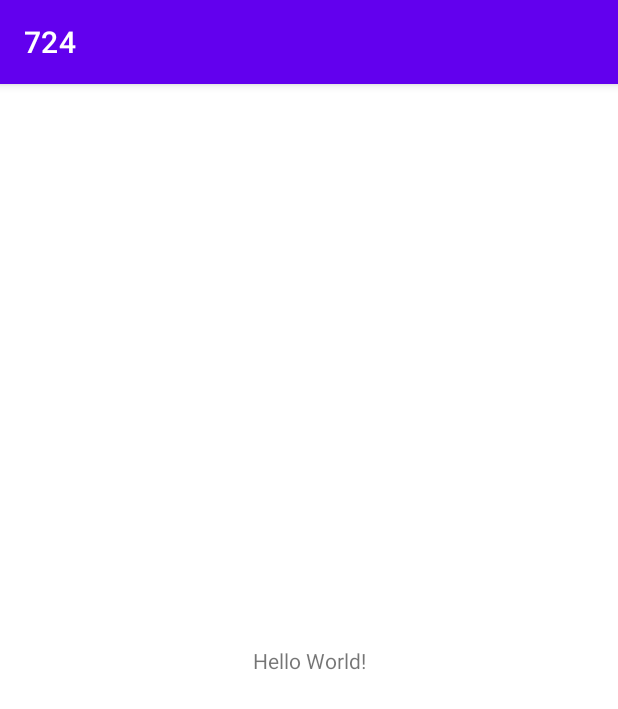
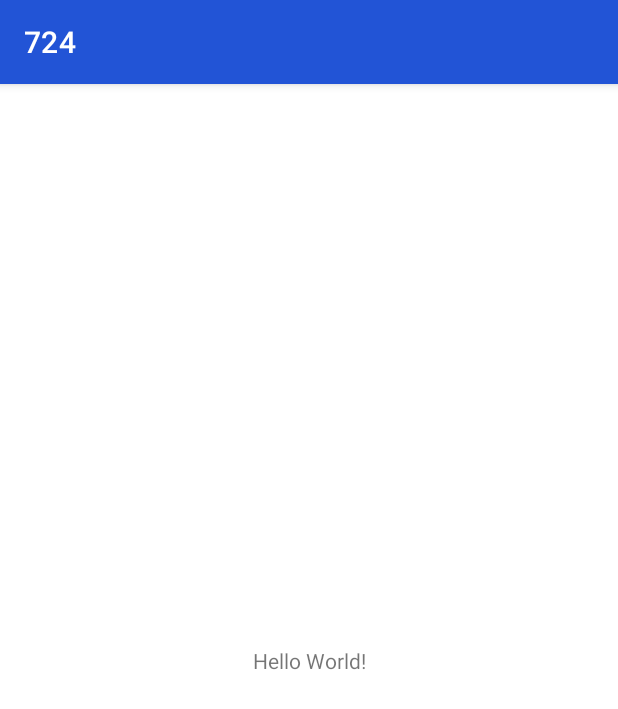
Before and after one commit to OsqueeRana/724, an Android app: the MainActivity screen opened directly, with no data from a screen before it, on a phone screen of 412 x 824 dp. Shown: the top 709 px of the screen. Run offline under Robolectric (Android 15) with nearby library versions, the phone set to English and light mode, and no system bars.

Commit message:
add activities

```diff
--- a/app/src/main/res/values/colors.xml
+++ b/app/src/main/res/values/colors.xml
@@ -1,8 +1,8 @@
 <?xml version="1.0" encoding="utf-8"?>
 <resources>
-    <color name="purple_200">#FFBB86FC</color>
-    <color name="purple_500">#FF6200EE</color>
-    <color name="purple_700">#FF3700B3</color>
+    <color name="purple_200">#3898F7</color>
+    <color name="purple_500">#2254D6</color>
+    <color name="purple_700">#2254D6</color>
     <color name="teal_200">#FF03DAC5</color>
     <color name="teal_700">#FF018786</color>
     <color name="black">#FF000000</color>
```
Also changed, not shown: app/src/main/java/com/example/a724/ChargeActivity.java (added, +14 -0 lines), app/src/main/java/com/example/a724/GhabzActivity.java (added, +14 -0 lines), app/src/main/res/layout/activity_charge.xml (added, +9 -0 lines), app/src/main/res/layout/activity_ghabz.xml (added, +9 -0 lines), app/src/main/res/drawable/bill.jpg (added), app/src/main/res/drawable/simcard.jpg (added).
